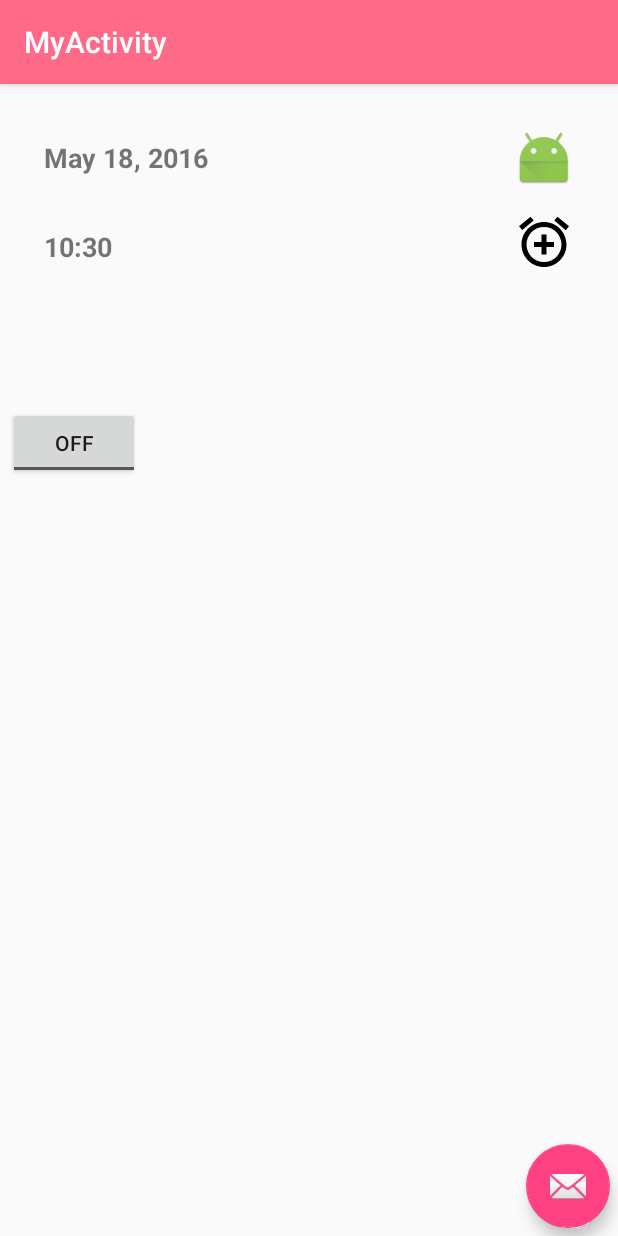
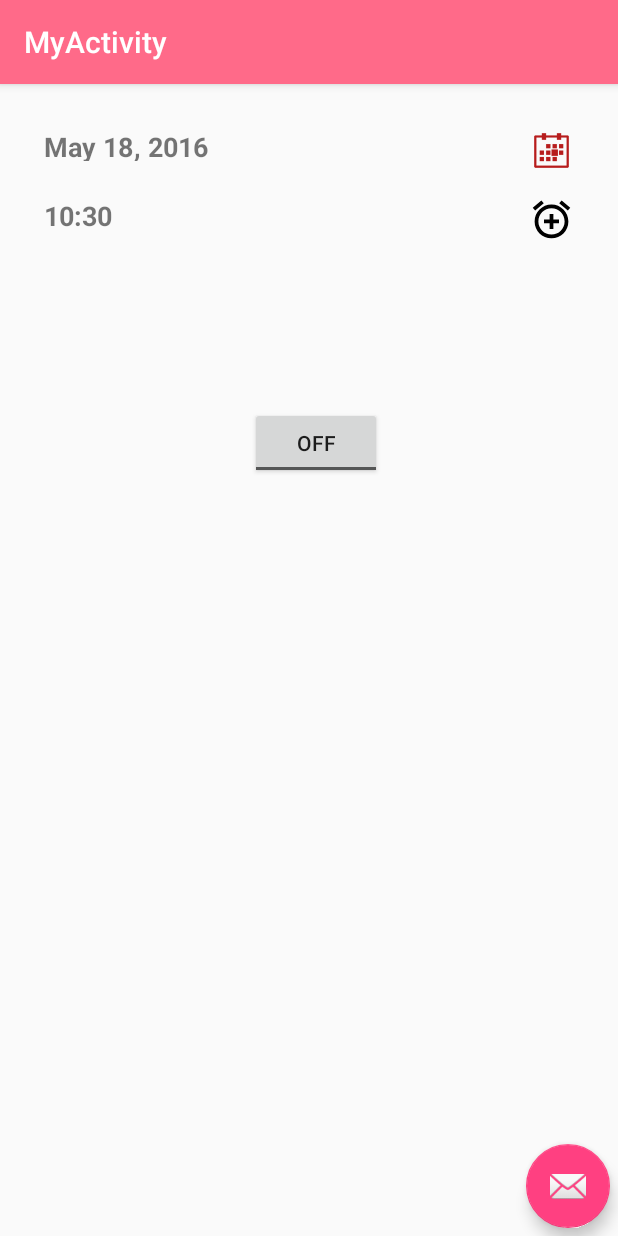
Before and after one commit to Supatcharee/ModClothesProject2-master, an Android app: the MyActivity screen opened directly, with no data from a screen before it, on a phone screen of 412 x 824 dp. Run offline under Robolectric (Android 15) with nearby library versions, the phone set to English and light mode, and no system bars; libraries missing offline, so code that uses them is left out: com.android.datetimepicker.

Commit message:
5/18/2016 Alarm

```diff
--- a/app/src/main/res/layout/content_my.xml
+++ b/app/src/main/res/layout/content_my.xml
@@ -17,14 +17,15 @@
         android:layout_height="206dp"
         android:layout_gravity="right|top"
         android:padding="16dp"
-        android:orientation="vertical">
+        android:orientation="vertical"
+        android:id="@+id/relativeLayout3">
 
         <Button
             android:id="@+id/btnDatePicker"
             style="@style/DTP.Button"
-            android:background="@mipmap/ic_launcher"
-            android:layout_width="40dp"
-            android:layout_height="40dp"
+            android:background="@drawable/ic_calendar"
+            android:layout_width="30dp"
+            android:layout_height="30dp"
             android:layout_gravity="right"
             android:layout_alignParentTop="true"
             android:layout_alignParentRight="true"
@@ -43,8 +44,8 @@
             android:id="@+id/btnTimePicker"
             style="@style/DTP.Button"
             android:background="@drawable/ic_alarm_add_black_24dp"
-            android:layout_width="40dp"
-            android:layout_height="40dp"
+            android:layout_width="30dp"
+            android:layout_height="30dp"
             android:layout_gravity="right"
             android:layout_below="@+id/btnDatePicker"
             android:layout_alignParentRight="true"
@@ -55,7 +56,7 @@
             style="@style/DTP.Label"
             android:layout_width="207dp"
             android:text="b"
-            android:layout_centerVertical="true"
+            android:layout_below="@+id/btnDatePicker"
             android:layout_alignParentLeft="true"
             android:layout_alignParentStart="true" />
 
@@ -65,17 +66,10 @@
     <LinearLayout
         android:layout_width="350dp"
         android:layout_height="wrap_content"
-        android:layout_marginTop="210dp">
+        android:layout_marginTop="210dp"
+        android:layout_alignRight="@+id/relativeLayout3"
+        android:layout_alignEnd="@+id/relativeLayout3">
 
-
-        <ToggleButton
-            android:layout_width="wrap_content"
-            android:layout_height="wrap_content"
-            android:text="Alarm On/Off"
-            android:id="@+id/alarmToggle"
-            android:layout_centerHorizontal="true"
-            android:layout_below="@+id/alarmTimePicker"
-            android:onClick="onToggleClicked" />
 
         <TextView
             android:layout_width="wrap_content"
@@ -87,6 +81,16 @@
             android:layout_centerHorizontal="true"
             android:layout_marginTop="20dp"
             android:layout_below="@+id/alarmToggle" />
+
+        <ToggleButton
+            android:layout_width="wrap_content"
+            android:layout_height="wrap_content"
+            android:text="Alarm On/Off"
+            android:id="@+id/alarmToggle"
+            android:layout_marginLeft="110dp"
+            android:layout_centerHorizontal="true"
+            android:layout_below="@+id/alarmTimePicker"
+            android:onClick="onToggleClicked" />
     </LinearLayout>
 
 </RelativeLayout>
```
Also changed, not shown: app/src/main/res/drawable-v21/ic_calendar.png (added).
